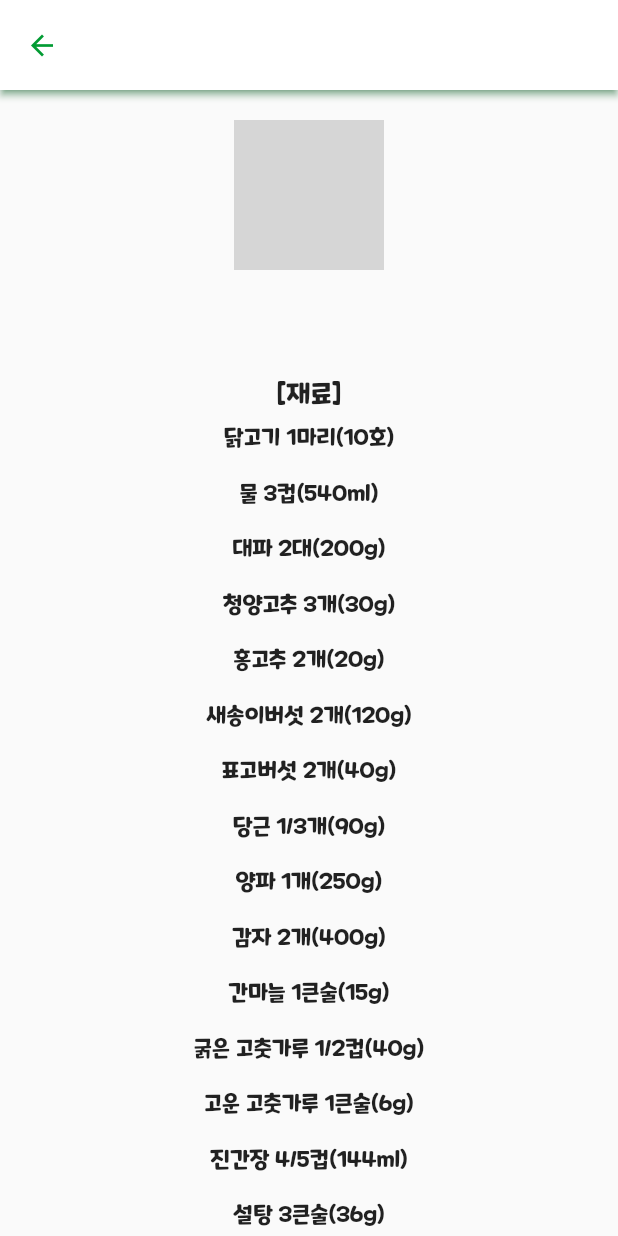
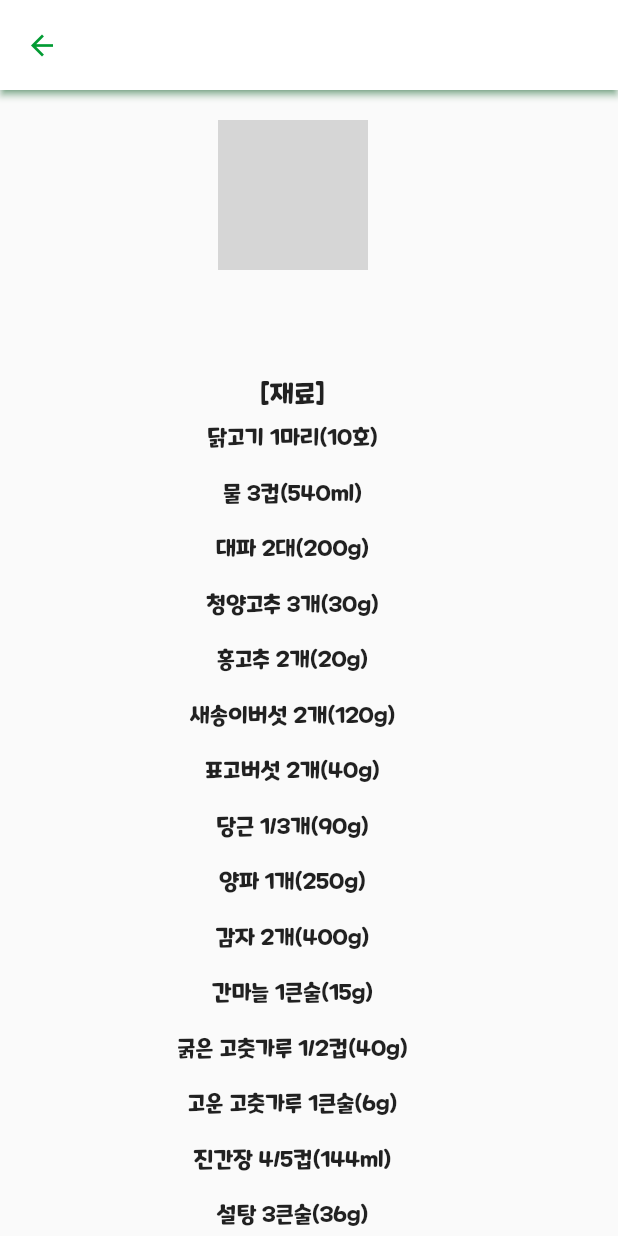
Before and after one commit to project-recipe-application/cuiby, a Flutter app: the Detailed_Recipe screen opened directly with empty values, on a phone screen of 412 x 824 dp. Run offline on Flutter 3.47's test engine with Material 2 defaults, Android fonts, the phone set to English and light mode, and no system bars; grey boxes are pictures that could not be loaded.

Commit message:
2023.07.28

```diff
--- a/lib/RecipeScreen/Detailed_RecipeScreen.dart
+++ b/lib/RecipeScreen/Detailed_RecipeScreen.dart
@@ -174,12 +174,9 @@ class Detailed_Recipe extends StatelessWidget {
               fontFamily: 'Maplestory', color: Color.fromARGB(255, 2, 155, 51)),
         ),
       ),
-      body: Row(
-        mainAxisAlignment: MainAxisAlignment.center,
-        children: [
-          SingleChildScrollView(
+      body: SingleChildScrollView(
         scrollDirection: Axis.vertical,
-            //padding: const EdgeInsets.symmetric(horizontal: 0),
+        padding: const EdgeInsets.symmetric(horizontal: 45),
         child: Row(
           children: [
             Column(
@@ -279,8 +276,6 @@ class Detailed_Recipe extends StatelessWidget {
           ],
         ),
       ),
-        ],
-      ),
     );
   }
 
--- a/pubspec.yaml
+++ b/pubspec.yaml
@@ -28,7 +28,6 @@ environment:
 # the latest version available on pub.dev. To see which dependencies have newer
 # versions available, run `flutter pub outdated`.
 dependencies:
-  youtube_player_flutter:
   flutter:
     sdk: flutter
 
```
Also changed, not shown: pubspec.lock. Lines whose indentation alone changed are shown as unchanged.
